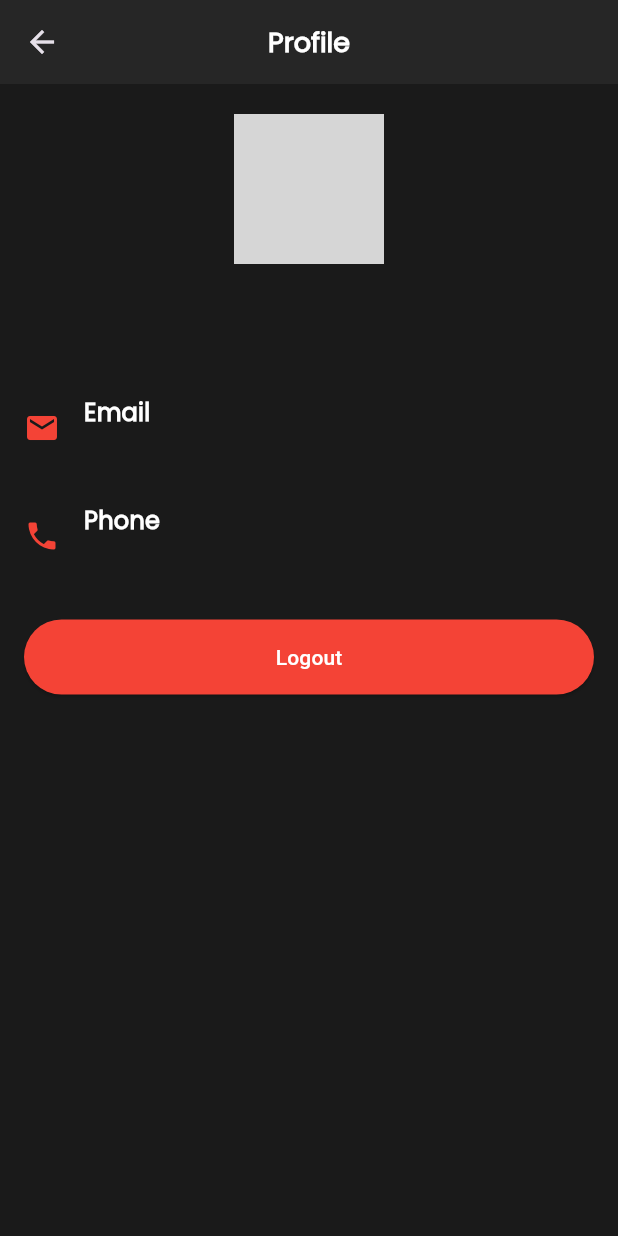
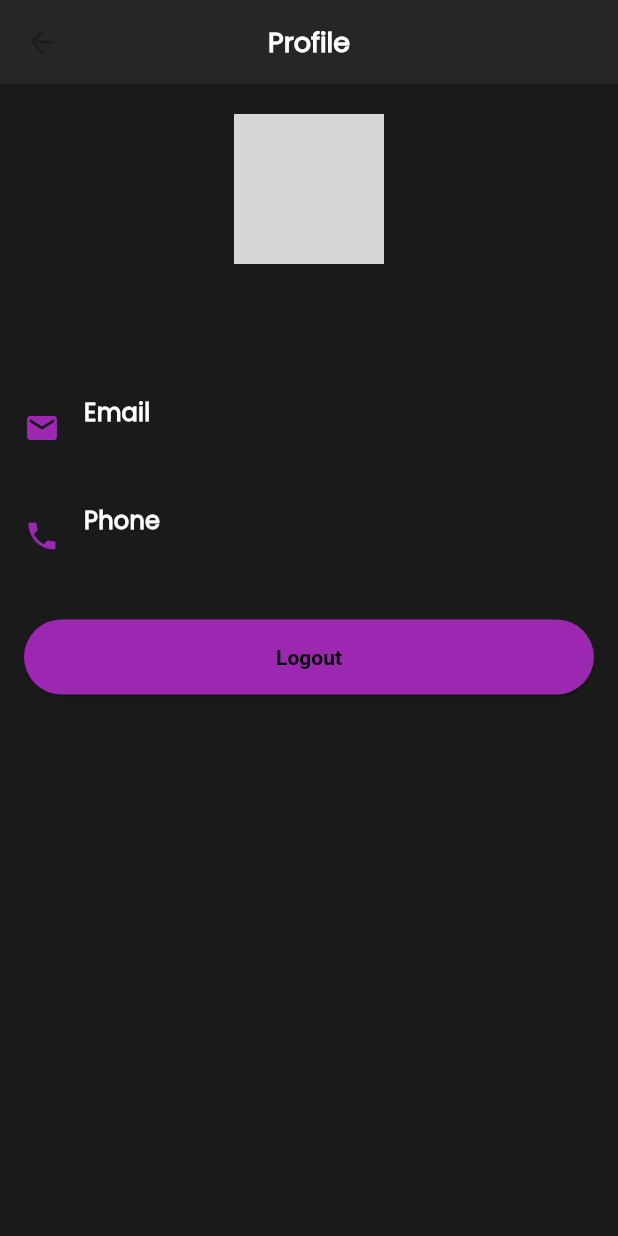
Before and after one commit to liu-kang51/ujian_flutter, a Flutter app: the ProfileScreen screen opened directly with empty values, on a phone screen of 412 x 824 dp. Run offline on Flutter 3.47's test engine with Material 3 defaults, Android fonts, the phone set to English and light mode, and no system bars; our stand-ins replace carousel_slider, sqflite; accounts and stored records are empty; network calls fail; grey boxes are pictures that could not be loaded.

Commit message:
Pesan commit kamu

```diff
--- a/lib/main.dart
+++ b/lib/main.dart
@@ -15,7 +15,7 @@ class MyApp extends StatelessWidget {
     return ChangeNotifierProvider(
       create: (ctx) => AnimeProvider(),
       child: MaterialApp(
-        theme: ThemeData.dark().copyWith(
+        theme: ThemeData.light().copyWith(
           textTheme: const TextTheme(
             bodyLarge: TextStyle(
               fontSize: 16,
@@ -50,7 +50,7 @@ class MyApp extends StatelessWidget {
           ),
           elevatedButtonTheme: ElevatedButtonThemeData(
             style: ElevatedButton.styleFrom(
-              backgroundColor: Colors.red,
+              backgroundColor: Colors.black,
               foregroundColor: Colors.white,
             ),
           ),
--- a/lib/screen/main_screen.dart
+++ b/lib/screen/main_screen.dart
@@ -55,7 +55,7 @@ class _MainScreenState extends State<MainScreen> {
           ),
         ],
         currentIndex: _selectedIndex,
-        selectedItemColor: Colors.red,
+        selectedItemColor: Colors.purple.shade600,
         unselectedItemColor: Colors.grey,
         onTap: _onItemTapped,
         type: BottomNavigationBarType.fixed,
--- a/lib/screen/profile_screen.dart
+++ b/lib/screen/profile_screen.dart
@@ -29,7 +29,7 @@ class _ProfileScreenState extends State<ProfileScreen> {
               radius: 50,
               backgroundColor: Colors.white,
               backgroundImage: NetworkImage(
-                  'https://media1.tenor.com/m/qs5pVKHIyTUAAAAC/kakashi-hatake-kakashi.gif'),
+                  'https://media3.giphy.com/media/v1.Y2lkPTc5MGI3NjExMDRpcHAxenV1aTFuNmtucGUxa3Z5dHhrZGl4NG14Mzdydm5kdDVjeiZlcD12MV9pbnRlcm5hbF9naWZfYnlfaWQmY3Q9cw/dCRVRbdbZUlNt1sRPd/giphy.gif'),
             ),
             const SizedBox(height: 20),
             Text(
@@ -38,7 +38,7 @@ class _ProfileScreenState extends State<ProfileScreen> {
             ),
             const SizedBox(height: 30),
             ListTile(
-              leading: Icon(Icons.email, color: Colors.red),
+              leading: Icon(Icons.email, color: Colors.purple),
               title: Text(
                 'Email',
                 style: Theme.of(context).textTheme.titleMedium,
@@ -49,7 +49,7 @@ class _ProfileScreenState extends State<ProfileScreen> {
               ),
             ),
             ListTile(
-              leading: Icon(Icons.phone, color: Colors.red),
+              leading: Icon(Icons.phone, color: Colors.purple),
               title: Text(
                 'Phone',
                 style: Theme.of(context).textTheme.titleMedium,
@@ -69,8 +69,14 @@ class _ProfileScreenState extends State<ProfileScreen> {
                       MaterialPageRoute(
                           builder: (context) => const LoginScreen()));
                 },
-                child: Text('Logout'),
+                child: Text(
+                  'Logout',
+                  style: TextStyle(color: Colors.black),
+                ),
                 style: ElevatedButton.styleFrom(
+                  backgroundColor: Colors.purple,
+                  textStyle: TextStyle(color: Colors.black,
+                  fontWeight: FontWeight.bold,),
                   minimumSize: Size(double.infinity, 50),
                 ),
               ),
--- a/lib/screen/search_anime_screen.dart
+++ b/lib/screen/search_anime_screen.dart
@@ -66,14 +66,14 @@ class _SearchAnimeScreenState extends State<SearchAnimeScreen> {
               style: Theme.of(context).textTheme.bodyLarge,
               decoration: InputDecoration(
                 hintText: 'Search anime...',
-                prefixIcon: Icon(Icons.search, color: Colors.red),
+                prefixIcon: Icon(Icons.search, color: Colors.white),
                 border: OutlineInputBorder(
                   borderRadius: BorderRadius.circular(12),
-                  borderSide: BorderSide(color: Colors.red),
+                  borderSide: BorderSide(color: Colors.white),
                 ),
                 focusedBorder: OutlineInputBorder(
                   borderRadius: BorderRadius.circular(12),
-                  borderSide: BorderSide(color: Colors.red, width: 2),
+                  borderSide: BorderSide(color: Colors.white, width: 2),
                 ),
                 filled: true,
                 fillColor: Color(0xFF262626),
--- a/lib/screen/splash_screen.dart
+++ b/lib/screen/splash_screen.dart
@@ -55,9 +55,9 @@ class _SplashScreenState extends State<SplashScreen>
             begin: Alignment.topCenter,
             end: Alignment.bottomCenter,
             colors: [
-              Colors.red.shade900,
-              Colors.red.shade700,
-              Colors.red.shade500,
+              Colors.purple.shade200,
+              Colors.purple.shade400,
+              Colors.purple.shade500,
             ],
           ),
         ),
```
Also changed, not shown: lib/screen/favorite_anime_screen.dart (+6 -5 lines), lib/screen/home_screen.dart (+4 -4 lines), lib/screen/login_screen.dart (+8 -8 lines), lib/screen/register_screen.dart (+6 -6 lines), assets/images/icon_launcher.jpg, assets/images/kuromi1.jpg (added), assets/images/kuromiland.jpg (added), 17 other files.
